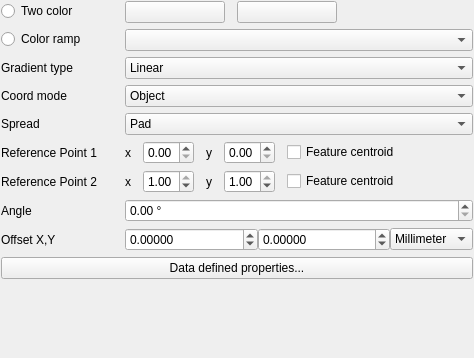
First picture: the form in src/ui/symbollayer/widget_gradientfill.ui, repository qgis/QGIS, before the edit.
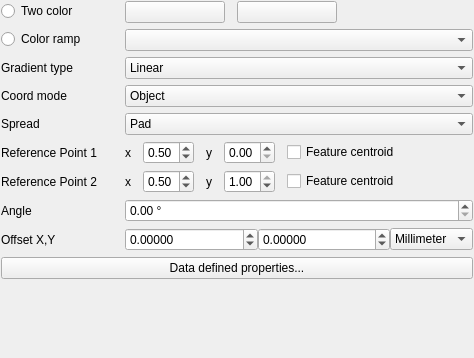
Second picture: the form after the edit. Custom widgets are drawn as their Qt base class.

Commit message: Better default values for gradient fills

```diff
--- a/src/ui/symbollayer/widget_gradientfill.ui
+++ b/src/ui/symbollayer/widget_gradientfill.ui
@@ -207,6 +207,9 @@
        <property name="singleStep">
         <double>0.100000000000000</double>
        </property>
+       <property name="value">
+        <double>0.500000000000000</double>
+       </property>
       </widget>
      </item>
      <item>
@@ -276,7 +279,7 @@
         <double>0.100000000000000</double>
        </property>
        <property name="value">
-        <double>1.000000000000000</double>
+        <double>0.500000000000000</double>
        </property>
       </widget>
      </item>
```
The commit also changes 2 other files.
